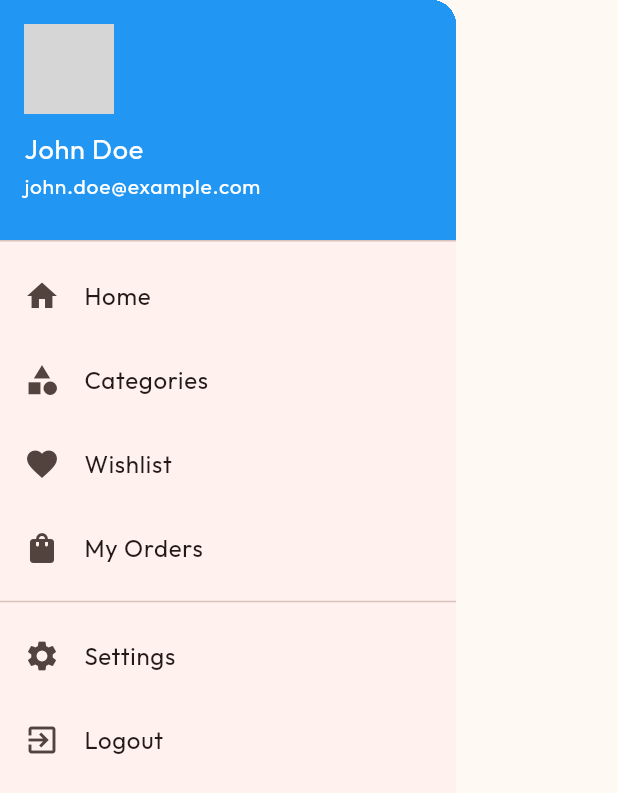
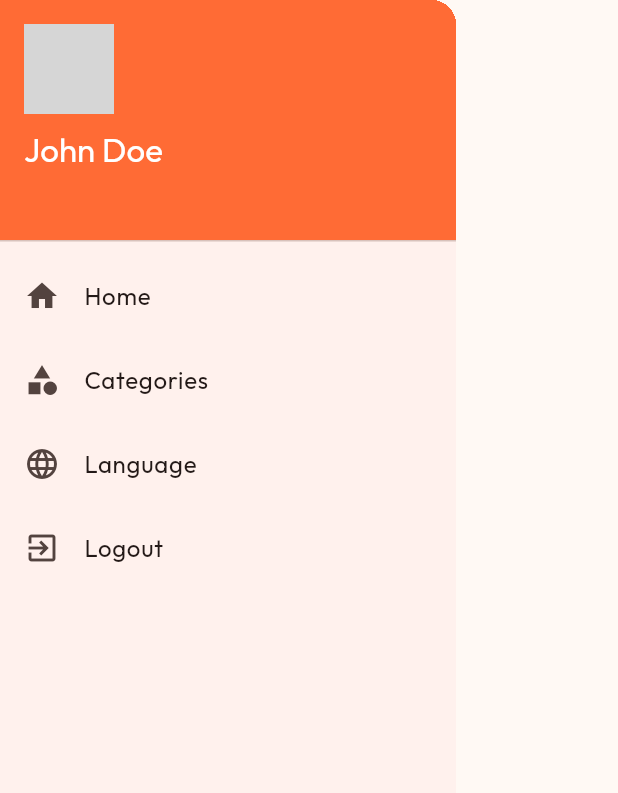
Before and after one commit to Edil-Ayehu/multi_vendor_ecommerce_app, a Flutter app: the AppDrawer widget shown alone on an empty page, opened directly, on a phone screen of 412 x 824 dp. Shown: the top 793 px of the screen. Run offline on Flutter 3.47's test engine with Material 3 defaults, Android fonts, the phone set to English and light mode, and no system bars; our stand-ins replace cached_network_image, carousel_slider, firebase_core, get, google_fonts, shared_preferences; accounts and stored records are empty; network calls fail; grey boxes are pictures that could not be loaded.

Commit message:
localization implemented.

```diff
--- /dev/null
+++ b/lib/core/services/translation_service.dart
@@ -0,0 +1,13 @@
+import 'package:get/get.dart';
+import 'package:multi_vendor_ecommerce_app/core/translations/am_ET.dart';
+import 'package:multi_vendor_ecommerce_app/core/translations/en_US.dart';
+import 'package:multi_vendor_ecommerce_app/core/translations/om_ET.dart';
+
+class TranslationService extends Translations {
+  @override
+  Map<String, Map<String, String>> get keys => {
+        'en_US': enUS,
+        'am_ET': amET,
+        'om_ET': omET,
+      };
+}
--- /dev/null
+++ b/lib/core/translations/am_ET.dart
@@ -0,0 +1,29 @@
+const Map<String, String> amET = {
+  // General
+  'app_name': 'ኢ-ሾፕ',
+
+  // Drawer
+  'drawer_home': 'ዋና ገጽ',
+  'drawer_categories': 'ምድቦች',
+  'drawer_orders': 'ትዕዛዞቼ',
+  'drawer_wishlist': 'የምፈልጋቸው',
+  'drawer_settings': 'ቅንብሮች',
+  'drawer_language': 'ቋንቋ',
+  'drawer_logout': 'ውጣ',
+
+  // Auth
+  'welcome_back': 'እንኳን ደህና መጡ!',
+  'sign_in_continue': 'ለመግዛት ይግቡ',
+  'email': 'ኢሜይል',
+  'password': 'የይለፍ ቃል',
+  'forgot_password': 'የይለፍ ቃል ረሱ?',
+  'sign_in': 'ግባ',
+  'sign_up': 'ተመዝገብ',
+  'create_account': 'አካውንት ፍጠር',
+  'full_name': 'ሙሉ ስም',
+
+  // Languages
+  'english': 'English',
+  'amharic': 'አማርኛ',
+  'oromoo': 'Afaan Oromoo',
+};
--- /dev/null
+++ b/lib/core/translations/en_US.dart
@@ -0,0 +1,29 @@
+Map<String, String> enUS = {
+  // General
+  'app_name': 'E-Shop',
+
+  // Drawer
+  'drawer_home': 'Home',
+  'drawer_categories': 'Categories',
+  'drawer_orders': 'My Orders',
+  'drawer_wishlist': 'Wishlist',
+  'drawer_settings': 'Settings',
+  'drawer_language': 'Language',
+  'drawer_logout': 'Logout',
+
+  // Auth
+  'welcome_back': 'Welcome Back!',
+  'sign_in_continue': 'Sign in to continue shopping',
+  'email': 'Email',
+  'password': 'Password',
+  'forgot_password': 'Forgot Password?',
+  'sign_in': 'Sign In',
+  'sign_up': 'Sign Up',
+  'create_account': 'Create Account',
+  'full_name': 'Full Name',
+
+  // Languages
+  'english': 'English',
+  'amharic': 'አማርኛ',
+  'oromoo': 'Afaan Oromoo',
+};
--- /dev/null
+++ b/lib/core/translations/om_ET.dart
@@ -0,0 +1,29 @@
+const Map<String, String> omET = {
+  // General
+  'app_name': 'E-Shop',
+
+  // Drawer
+  'drawer_home': 'Mana',
+  'drawer_categories': 'Ramaddii',
+  'drawer_orders': 'Ajaja Koo',
+  'drawer_wishlist': 'Hawwii',
+  'drawer_settings': 'Qindaawaa',
+  'drawer_language': 'Afaan',
+  'drawer_logout': 'Ba\'i',
+
+  // Auth
+  'welcome_back': 'Baga Nagaan Dhuftan!',
+  'sign_in_continue': 'Bittaaf seeni',
+  'email': 'Imeelii',
+  'password': 'Jecha Iccitii',
+  'forgot_password': 'Jecha Iccitii Dagattan?',
+  'sign_in': 'Seeni',
+  'sign_up': 'Galmaa\'i',
+  'create_account': 'Herrega Uumi',
+  'full_name': 'Maqaa Guutuu',
+
+  // Languages
+  'english': 'English',
+  'amharic': 'አማርኛ',
+  'oromoo': 'Afaan Oromoo',
+};
--- a/lib/core/widgets/app_drawer.dart
+++ b/lib/core/widgets/app_drawer.dart
@@ -1,7 +1,9 @@
 import 'package:flutter/material.dart';
+import 'package:get/get.dart';
+import 'package:multi_vendor_ecommerce_app/core/controllers/language_controller.dart';
 
 class AppDrawer extends StatelessWidget {
-  const AppDrawer({Key? key}) : super(key: key);
+  const AppDrawer({super.key});
 
   @override
   Widget build(BuildContext context) {
@@ -9,68 +11,76 @@ class AppDrawer extends StatelessWidget {
       child: ListView(
         padding: EdgeInsets.zero,
         children: [
-          const DrawerHeader(
+          DrawerHeader(
             decoration: BoxDecoration(
-              color: Colors.blue,
+              color: Theme.of(context).primaryColor,
             ),
             child: Column(
               crossAxisAlignment: CrossAxisAlignment.start,
               children: [
-                CircleAvatar(
+                const CircleAvatar(
                   radius: 30,
-                  backgroundImage: NetworkImage('https://picsum.photos/100'),
+                  backgroundImage: NetworkImage('https://picsum.photos/200'),
                 ),
-                SizedBox(height: 10),
+                const SizedBox(height: 10),
                 Text(
                   'John Doe',
-                  style: TextStyle(
-                    color: Colors.white,
-                    fontSize: 18,
-                  ),
-                ),
-                Text(
-                  'john.doe@example.com',
-                  style: TextStyle(
-                    color: Colors.white,
-                    fontSize: 14,
-                  ),
+                  style: Theme.of(context).textTheme.titleLarge?.copyWith(
+                        color: Colors.white,
+                      ),
                 ),
               ],
             ),
           ),
           ListTile(
             leading: const Icon(Icons.home),
-            title: const Text('Home'),
+            title: Text('drawer_home'.tr),
+            onTap: () => Navigator.pop(context),
+          ),
+          ListTile(
+            leading: const Icon(Icons.category),
+            title: Text('drawer_categories'.tr),
             onTap: () {},
           ),
           ListTile(
-            leading: const Icon(Icons.category),
-            title: const Text('Categories'),
-            onTap: () {},
-          ),
-          ListTile(
-            leading: const Icon(Icons.favorite),
-            title: const Text('Wishlist'),
-            onTap: () {},
-          ),
-          ListTile(
-            leading: const Icon(Icons.shopping_bag),
-            title: const Text('My Orders'),
-            onTap: () {},
-          ),
-          const Divider(),
-          ListTile(
-            leading: const Icon(Icons.settings),
-            title: const Text('Settings'),
-            onTap: () {},
+            leading: const Icon(Icons.language),
+            title: Text('drawer_language'.tr),
+            onTap: () => _showLanguageDialog(context),
           ),
           ListTile(
             leading: const Icon(Icons.exit_to_app),
-            title: const Text('Logout'),
+            title: Text('drawer_logout'.tr),
             onTap: () {},
           ),
         ],
       ),
     );
   }
+
+  void _showLanguageDialog(BuildContext context) {
+    showDialog(
+      context: context,
+      builder: (context) => AlertDialog(
+        title: Text('drawer_language'.tr),
+        content: Column(
+          mainAxisSize: MainAxisSize.min,
+          children: [
+            _buildLanguageOption('English', 'en', 'US'),
+            _buildLanguageOption('አማርኛ', 'am', 'ET'),
+            _buildLanguageOption('Afaan Oromoo', 'om', 'ET'),
+          ],
+        ),
+      ),
+    );
+  }
+
+  Widget _buildLanguageOption(String title, String languageCode, String countryCode) {
+    return ListTile(
+      title: Text(title),
+      onTap: () {
+        LanguageController.to.changeLocale(languageCode, countryCode);
+        Get.back();
+      },
+    );
+  }
 }
--- a/lib/features/profile/screens/profile_screen.dart
+++ b/lib/features/profile/screens/profile_screen.dart
@@ -3,7 +3,7 @@ import 'package:multi_vendor_ecommerce_app/core/constants/app_colors.dart';
 import 'package:multi_vendor_ecommerce_app/core/widgets/theme_toggle.dart';
 
 class ProfileScreen extends StatelessWidget {
-  const ProfileScreen({Key? key}) : super(key: key);
+  const ProfileScreen({super.key});
 
   @override
   Widget build(BuildContext context) {
```
Also changed, not shown: lib/core/controllers/language_controller.dart (added, +35 -0 lines), lib/main.dart (+6 -1 lines).
